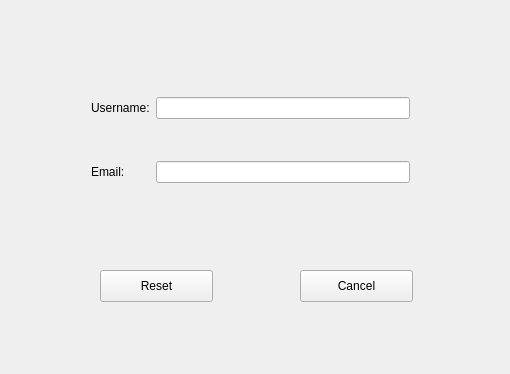
This is reset_password_window.ui in allenh1/timefuse-client as Qt 5 draws it before an edit. The edited form follows.
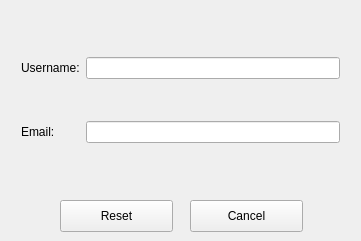
This is the edited form.

```diff
--- a/reset_password_window.ui
+++ b/reset_password_window.ui
@@ -6,8 +6,8 @@
    <rect>
     <x>0</x>
     <y>0</y>
-    <width>510</width>
-    <height>374</height>
+    <width>361</width>
+    <height>241</height>
    </rect>
   </property>
   <property name="windowTitle">
@@ -16,8 +16,8 @@
   <widget class="QWidget" name="gridLayoutWidget">
    <property name="geometry">
     <rect>
-     <x>80</x>
-     <y>50</y>
+     <x>10</x>
+     <y>10</y>
      <width>341</width>
      <height>181</height>
     </rect>
@@ -48,8 +48,8 @@
   <widget class="QPushButton" name="reset_button">
    <property name="geometry">
     <rect>
-     <x>100</x>
-     <y>270</y>
+     <x>60</x>
+     <y>200</y>
      <width>113</width>
      <height>32</height>
     </rect>
@@ -61,8 +61,8 @@
   <widget class="QPushButton" name="cancel_button">
    <property name="geometry">
     <rect>
-     <x>300</x>
-     <y>270</y>
+     <x>190</x>
+     <y>200</y>
      <width>113</width>
      <height>32</height>
     </rect>
```
